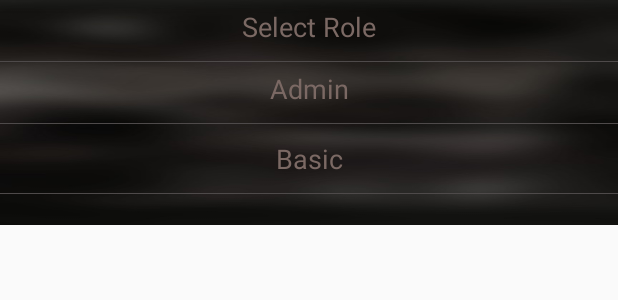
After one commit to KyrosTechnologies/Bar, an Android app: the layout user_details_role.xml on its own in the app's theme, with its tools: preview values and no code run, on a phone screen of 412 x 824 dp. The commit adds this screen. Shown: the top 300 px of the screen. Run offline under Robolectric (Android 15) with nearby library versions, the phone set to English and light mode, and no system bars.

Commit message:
Latest Design

```diff
--- a/app/src/main/res/layout/activity_profile_view.xml
+++ b/app/src/main/res/layout/activity_profile_view.xml
@@ -5,7 +5,7 @@
     android:layout_width="match_parent"
     android:layout_height="match_parent"
     android:orientation="vertical"
-    android:background="@color/backgroundcolor"
+    android:background="@drawable/splash"
     tools:context="com.kyros.technologies.bar.ProfileViewActivity">
 
     <LinearLayout
--- /dev/null
+++ b/app/src/main/res/layout/user_details_role.xml
@@ -0,0 +1,81 @@
+<?xml version="1.0" encoding="utf-8"?>
+<LinearLayout xmlns:android="http://schemas.android.com/apk/res/android"
+    android:orientation="vertical" android:layout_width="match_parent"
+    android:layout_height="150dp"
+    android:background="@drawable/splash">
+    <LinearLayout
+        android:layout_width="match_parent"
+        android:layout_height="wrap_content"
+        android:orientation="vertical">
+        <TextView
+            android:layout_width="match_parent"
+            android:layout_height="wrap_content"
+            android:text="Select Role"
+            android:textColor="@color/edit"
+            android:textSize="18sp"
+            android:layout_gravity="center"
+            android:gravity="center"
+            android:layout_marginBottom="5dp"
+            android:layout_marginTop="5dp"/>
+        <View
+            android:layout_width="match_parent"
+            android:layout_height="0.5dp"
+            android:layout_marginTop="5dp"
+            android:background="@color/edittext"/>
+
+        <TextView
+            android:layout_width="match_parent"
+            android:layout_height="wrap_content"
+            android:text="Admin"
+            android:textColor="@color/edit"
+            android:textSize="18sp"
+            android:layout_gravity="center"
+            android:gravity="center"
+            android:layout_marginBottom="5dp"
+            android:layout_marginTop="5dp"/>
+
+        <View
+            android:layout_width="match_parent"
+            android:layout_marginTop="5dp"
+            android:layout_marginBottom="5dp"
+            android:layout_height="0.5dp"
+            android:background="@color/edittext"/>
+
+        <TextView
+            android:layout_width="match_parent"
+            android:layout_height="wrap_content"
+            android:text="Basic"
+            android:textColor="@color/edit"
+            android:textSize="18sp"
+            android:layout_gravity="center"
+            android:gravity="center"
+            android:layout_marginBottom="5dp"
+            android:layout_marginTop="5dp"/>
+
+        <View
+            android:layout_width="match_parent"
+            android:layout_marginTop="5dp"
+            android:layout_marginBottom="5dp"
+            android:layout_height="0.5dp"
+            android:background="@color/edittext"/>
+
+
+        <LinearLayout
+            android:layout_width="match_parent"
+            android:layout_height="wrap_content"
+            android:layout_marginBottom="10dp"
+            android:orientation="horizontal">
+            <TextView
+                android:layout_width="match_parent"
+                android:layout_height="wrap_content"
+                android:textColor="@color/edit"
+                android:textSize="18sp"
+                android:layout_marginTop="5dp"
+                android:id="@+id/back_forget"
+                android:text="Back"
+                android:textAlignment="center"/>
+
+        </LinearLayout>
+
+    </LinearLayout>
+</LinearLayout>
```
Also changed, not shown: app/src/main/java/com/kyros/technologies/bar/UserDetailsActivity.java (+63 -0 lines), app/src/main/res/layout/activity_user_details.xml (+98 -64 lines).
